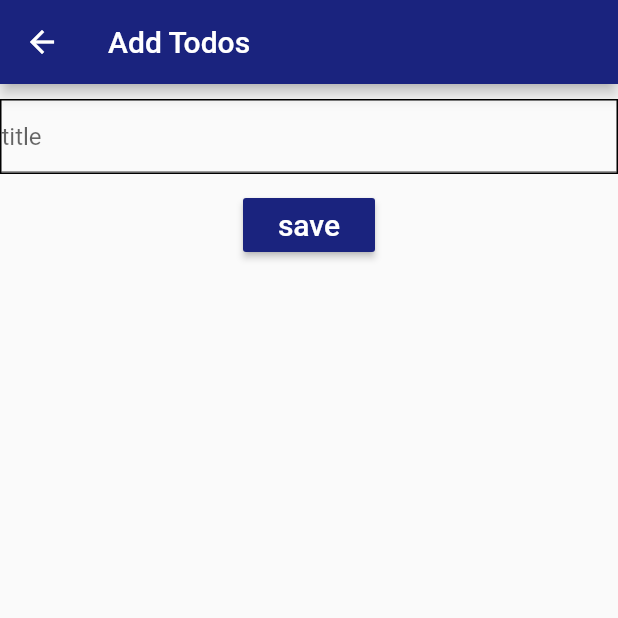
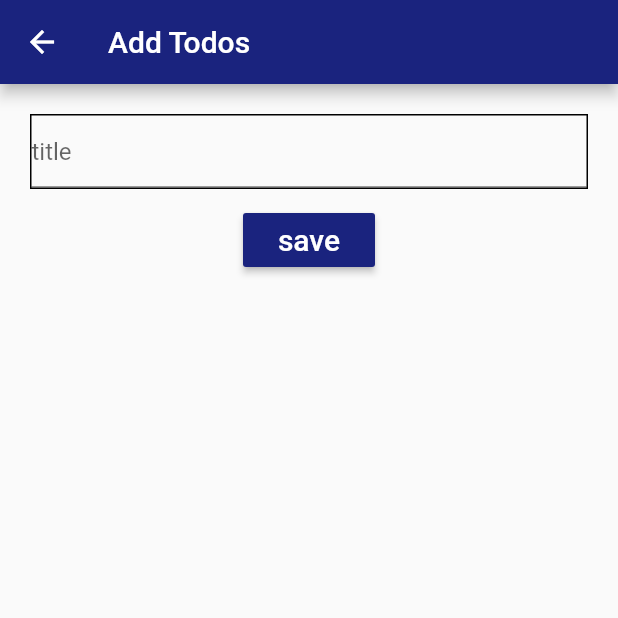
Before and after one commit to nzwgkim/to_Dos, a Flutter app: the addnote screen opened directly, on a phone screen of 412 x 824 dp, the top half of it. Run offline on Flutter 3.47's test engine with Material 2 defaults, Android fonts, the phone set to English and light mode, and no system bars; our stand-ins replace firebase_core, firebase_database; accounts and stored records are empty.

Commit message:
add padding for add page

```diff
--- a/lib/addnote.dart
+++ b/lib/addnote.dart
@@ -17,11 +17,12 @@ class addnote extends StatelessWidget {
         backgroundColor: Colors.indigo[900],
       ),
       body: Container(
+        padding: const EdgeInsets.all(20),
         child: Column(
           children: [
-            const SizedBox(
-              height: 10,
-            ),
+            // const SizedBox(
+            //   height: 10,
+            // ),
             Container(
               decoration: BoxDecoration(border: Border.all()),
               child: TextField(
```
